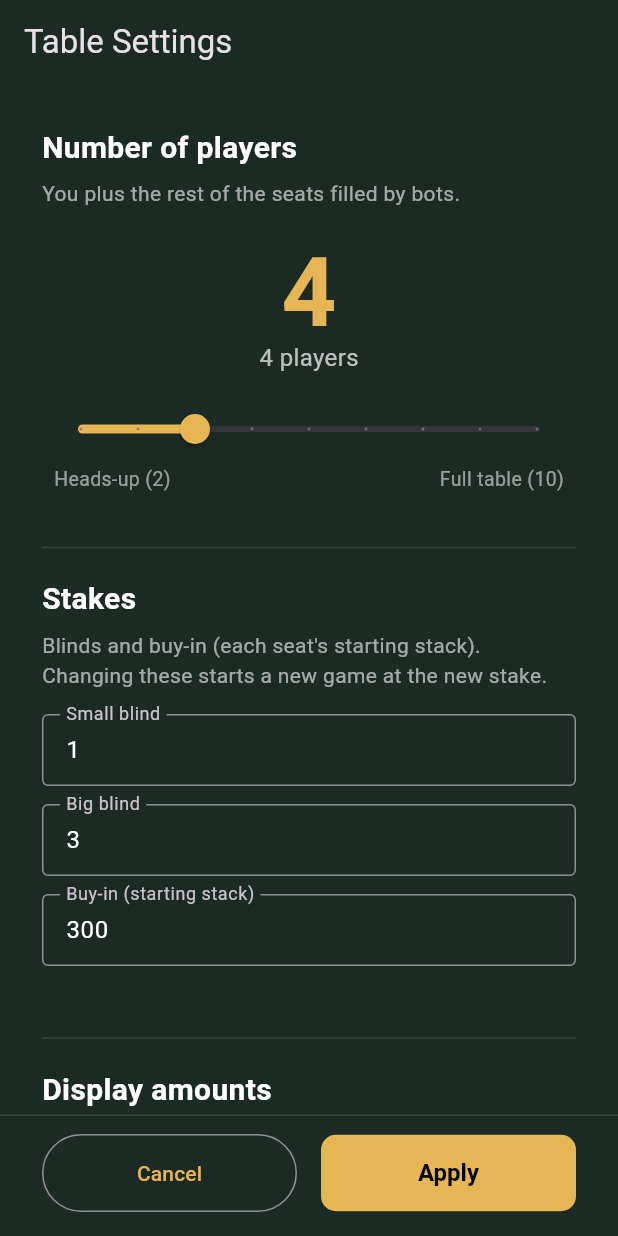
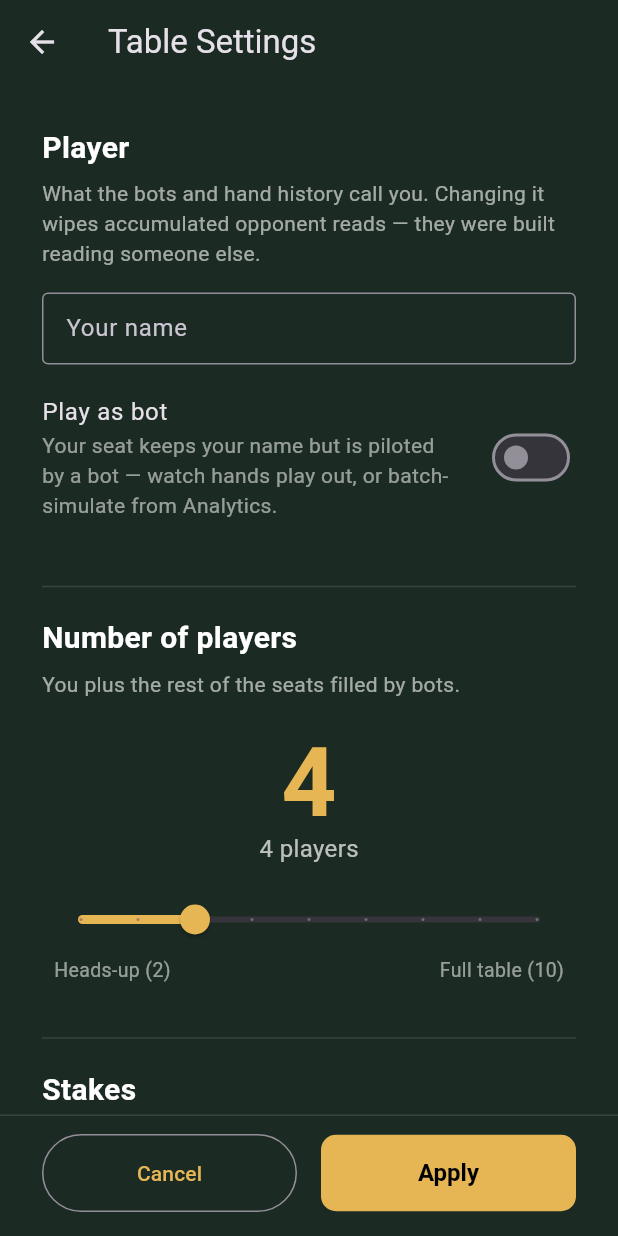
Before and after one commit to hdarby/monte, a Flutter app: the SettingsScreen screen opened directly, on a phone screen of 412 x 824 dp. Run offline on Flutter 3.47's test engine with Material 3 defaults, Android fonts, the phone set to English and light mode, and no system bars; our stand-ins replace flutter_riverpod, shared_preferences; accounts and stored records are empty.

Commit message:
Move player name into Settings; add play-as-bot toggle; consistent back nav
Settings gains a "Player" section: a name field (replacing the old
launch-time dialog) and a "Play as bot" toggle moved up next to it,
next to a "leave and wipe reads on name change" note.

Settings, the tournament lobby, and the career screen now all use the
same explicit back arrow (icon + "Back to home"/"Back" tooltip)
instead of a mix of a disabled leading widget and the platform-default
implied back button.

The lobby also gets its own loading screen for starting a tournament:
pushes the shared TableLoadingView immediately, then builds the field
(real work for an 8,000-entrant event) after that first frame paints,
instead of freezing before showing anything.

Co-Authored-By: Claude Sonnet 5 <noreply@anthropic.com>

```diff
--- a/frontend/lib/features/settings/presentation/settings_screen.dart
+++ b/frontend/lib/features/settings/presentation/settings_screen.dart
@@ -2,11 +2,11 @@ import 'package:flutter/material.dart';
 import 'package:monte/features/eval_history/presentation/eval_history_provider.dart';
 import 'package:flutter/services.dart';
 import 'package:flutter_riverpod/flutter_riverpod.dart';
+import 'package:shared_preferences/shared_preferences.dart';
 
 import 'package:monte/core/domain/ai/bot_spec.dart';
 import 'package:monte/core/domain/ai/decider_factory.dart';
 import 'package:monte/core/di/game_providers.dart';
-import 'package:monte/core/presentation/bot_lineup_editor.dart';
 import 'package:monte/core/theme/app_theme.dart';
 import 'package:monte/features/settings/domain/game_settings.dart';
 import 'package:monte/features/settings/domain/play_pace.dart';
@@ -33,6 +33,8 @@ class _SettingsScreenState extends ConsumerState<SettingsScreen> {
   final _sbController = TextEditingController();
   final _bbController = TextEditingController();
   final _stackController = TextEditingController();
+  final _nameController = TextEditingController();
+  late String _initialName;
 
   @override
   void initState() {
@@ -40,6 +42,12 @@ class _SettingsScreenState extends ConsumerState<SettingsScreen> {
     final settings =
         ref.read(settingsControllerProvider).value ?? const GameSettings();
     _initial = settings;
+    _initialName = ref.read(playerNameProvider);
+    // The placeholder defaults read like a prompt, not a name — start the
+    // field blank rather than showing "Player"/"You" as if it were chosen.
+    _nameController.text = (_initialName == 'Player' || _initialName == 'You')
+        ? ''
+        : _initialName;
     _count = settings.playerCount;
     _showBigBlinds = settings.showBigBlinds;
     _showBehavior = settings.showBehavior;
@@ -63,7 +71,9 @@ class _SettingsScreenState extends ConsumerState<SettingsScreen> {
     final n = _botSeatCount;
     _specs = [
       for (var i = 0; i < n; i++)
-        i < _specs.length ? _specs[i] : const BotSpec(brain: BotType.personality),
+        i < _specs.length
+            ? _specs[i]
+            : const BotSpec(brain: BotType.personality),
     ];
   }
 
@@ -72,6 +82,7 @@ class _SettingsScreenState extends ConsumerState<SettingsScreen> {
     _sbController.dispose();
     _bbController.dispose();
     _stackController.dispose();
+    _nameController.dispose();
     super.dispose();
   }
 
@@ -87,9 +98,17 @@ class _SettingsScreenState extends ConsumerState<SettingsScreen> {
       appBar: AppBar(
         title: const Text('Table Settings'),
         backgroundColor: AppTheme.surface,
-        // No back arrow: changes are a draft until you Cancel or Apply, so we
-        // don't want a back gesture to silently discard a toggle.
+        // The default swipe-back gesture is still off — changes are a draft
+        // until Cancel/Apply, and a gesture shouldn't silently discard a
+        // toggle. The explicit button below is the same "discard and leave"
+        // as Cancel, just reachable the same way every other screen's back
+        // arrow is.
         automaticallyImplyLeading: false,
+        leading: IconButton(
+          tooltip: 'Back to home',
+          icon: const Icon(Icons.arrow_back),
+          onPressed: () => Navigator.of(context).pop(),
+        ),
       ),
       body: Center(
         child: ConstrainedBox(
@@ -104,8 +123,55 @@ class _SettingsScreenState extends ConsumerState<SettingsScreen> {
                     crossAxisAlignment: CrossAxisAlignment.start,
                     children: [
                       const Text(
+                        'Player',
+                        style: TextStyle(
+                          fontSize: 20,
+                          fontWeight: FontWeight.bold,
+                        ),
+                      ),
+                      const SizedBox(height: 6),
+                      const Text(
+                        'What the bots and hand history call you. Changing it '
+                        'wipes accumulated opponent reads — they were built '
+                        'reading someone else.',
+                        style: TextStyle(color: Colors.white60),
+                      ),
+                      const SizedBox(height: 16),
+                      TextField(
+                        controller: _nameController,
+                        textCapitalization: TextCapitalization.words,
+                        decoration: const InputDecoration(
+                          labelText: 'Your name',
+                          hintText: 'e.g. Alex',
+                          isDense: true,
+                          border: OutlineInputBorder(),
+                        ),
+                      ),
+                      const SizedBox(height: 12),
+                      SwitchListTile(
+                        contentPadding: EdgeInsets.zero,
+                        activeThumbColor: AppTheme.gold,
+                        value: _allBots,
+                        onChanged: (v) => setState(() {
+                          _allBots = v;
+                          _resizeSpecs();
+                        }),
+                        title: const Text('Play as bot'),
+                        subtitle: const Text(
+                          'Your seat keeps your name but is piloted by a bot — '
+                          'watch hands play out, or batch-simulate from Analytics.',
+                          style: TextStyle(color: Colors.white54),
+                        ),
+                      ),
+                      const SizedBox(height: 28),
+                      const Divider(color: Colors.white12),
+                      const SizedBox(height: 12),
+                      const Text(
                         'Number of players',
-                  style: TextStyle(fontSize: 20, fontWeight: FontWeight.bold),
+                        style: TextStyle(
+                          fontSize: 20,
+                          fontWeight: FontWeight.bold,
+                        ),
                       ),
                       const SizedBox(height: 6),
                       const Text(
@@ -162,11 +228,17 @@ class _SettingsScreenState extends ConsumerState<SettingsScreen> {
                           children: [
                             Text(
                               'Heads-up (2)',
-                        style: TextStyle(color: Colors.white54, fontSize: 13),
+                              style: TextStyle(
+                                color: Colors.white54,
+                                fontSize: 13,
+                              ),
                             ),
                             Text(
                               'Full table (10)',
-                        style: TextStyle(color: Colors.white54, fontSize: 13),
+                              style: TextStyle(
+                                color: Colors.white54,
+                                fontSize: 13,
+                              ),
                             ),
                           ],
                         ),
@@ -176,7 +248,10 @@ class _SettingsScreenState extends ConsumerState<SettingsScreen> {
                       const SizedBox(height: 12),
                       const Text(
                         'Stakes',
-                  style: TextStyle(fontSize: 20, fontWeight: FontWeight.bold),
+                        style: TextStyle(
+                          fontSize: 20,
+                          fontWeight: FontWeight.bold,
+                        ),
                       ),
                       const SizedBox(height: 6),
                       const Text(
@@ -193,7 +268,10 @@ class _SettingsScreenState extends ConsumerState<SettingsScreen> {
                       const SizedBox(height: 12),
                       const Text(
                         'Display amounts',
-                  style: TextStyle(fontSize: 20, fontWeight: FontWeight.bold),
+                        style: TextStyle(
+                          fontSize: 20,
+                          fontWeight: FontWeight.bold,
+                        ),
                       ),
                       const SizedBox(height: 6),
                       SwitchListTile(
@@ -228,7 +306,10 @@ class _SettingsScreenState extends ConsumerState<SettingsScreen> {
                       const SizedBox(height: 12),
                       const Text(
                         'Pace of play',
-                  style: TextStyle(fontSize: 20, fontWeight: FontWeight.bold),
+                        style: TextStyle(
+                          fontSize: 20,
+                          fontWeight: FontWeight.bold,
+                        ),
                       ),
                       const SizedBox(height: 6),
                       const Text(
@@ -270,52 +351,11 @@ class _SettingsScreenState extends ConsumerState<SettingsScreen> {
                       const Divider(color: Colors.white12),
                       const SizedBox(height: 12),
                       const Text(
-                  'Bots',
-                  style: TextStyle(fontSize: 20, fontWeight: FontWeight.bold),
+                        'Opponent reads',
+                        style: TextStyle(
+                          fontSize: 20,
+                          fontWeight: FontWeight.bold,
                         ),
-                const SizedBox(height: 6),
-                const Text(
-                  'Set each opponent: a named Pro, or a custom Brain + '
-                  'Personality.',
-                  style: TextStyle(color: Colors.white60),
-                ),
-                const SizedBox(height: 16),
-                BotLineupEditor(
-                  seatNames: [
-                    for (var i = 0; i < _specs.length; i++) 'Bot ${i + 1}',
-                  ],
-                  specs: _specs,
-                  onChanged: (s) => setState(() => _specs = s),
-                ),
-                const SizedBox(height: 20),
-                const Divider(color: Colors.white12),
-                const SizedBox(height: 12),
-                const Text(
-                  'Evaluation',
-                  style: TextStyle(fontSize: 20, fontWeight: FontWeight.bold),
-                ),
-                const SizedBox(height: 6),
-                SwitchListTile(
-                  contentPadding: EdgeInsets.zero,
-                  activeThumbColor: AppTheme.gold,
-                  value: _allBots,
-                  onChanged: (v) => setState(() {
-                    _allBots = v;
-                    _resizeSpecs();
-                  }),
-                  title: const Text('All bots (no human)'),
-                  subtitle: const Text(
-                    'Every seat is a bot. Watch hands play out, or batch-'
-                    'simulate from Analytics, then mine the recorded histories.',
-                    style: TextStyle(color: Colors.white54),
-                  ),
-                ),
-                const SizedBox(height: 8),
-                const Divider(color: Colors.white12),
-                const SizedBox(height: 12),
-                const Text(
-                  'Opponent reads',
-                  style: TextStyle(fontSize: 20, fontWeight: FontWeight.bold),
                       ),
                       const SizedBox(height: 6),
                       _clearReads(context),
@@ -330,7 +370,6 @@ class _SettingsScreenState extends ConsumerState<SettingsScreen> {
       ),
     );
   }
-
 
   /// Clears every persisted opponent read.
   ///
@@ -419,9 +458,9 @@ class _SettingsScreenState extends ConsumerState<SettingsScreen> {
     if (ok != true) return;
     await ref.read(tournamentResultStoreProvider).wipe();
     if (!context.mounted) return;
-    ScaffoldMessenger.of(context).showSnackBar(
-      const SnackBar(content: Text('Career results cleared')),
-    );
+    ScaffoldMessenger.of(
+      context,
+    ).showSnackBar(const SnackBar(content: Text('Career results cleared')));
   }
 
   Future<void> _confirmClearReads(BuildContext context) async {
@@ -454,9 +493,9 @@ class _SettingsScreenState extends ConsumerState<SettingsScreen> {
     if (ok != true) return;
     await ref.read(opponentStatsServiceProvider)?.wipe();
     if (!context.mounted) return;
-    ScaffoldMessenger.of(context).showSnackBar(
-      const SnackBar(content: Text('Opponent reads cleared')),
-    );
+    ScaffoldMessenger.of(
+      context,
+    ).showSnackBar(const SnackBar(content: Text('Opponent reads cleared')));
   }
 
   /// A short descriptor of what a pace step means for the player.
@@ -483,6 +522,18 @@ class _SettingsScreenState extends ConsumerState<SettingsScreen> {
       ),
     ),
   );
+
+  /// Persists a changed player name and wipes accumulated opponent reads —
+  /// they were built reading whoever played under the old name. A no-op if
+  /// the name field wasn't touched (or was left blank).
+  Future<void> _applyNameChange() async {
+    final name = _nameController.text.trim();
+    if (name.isEmpty || name == _initialName) return;
+    await ref.read(opponentStatsServiceProvider)?.wipe();
+    ref.read(playerNameProvider.notifier).set(name);
+    final prefs = await SharedPreferences.getInstance();
+    await prefs.setString('player_name', name);
+  }
 
   /// A pinned footer so Cancel/Apply are always visible — the settings list can
   /// scroll behind it, but the actions never disappear below the fold.
@@ -511,7 +562,7 @@ class _SettingsScreenState extends ConsumerState<SettingsScreen> {
               foregroundColor: Colors.black,
               padding: const EdgeInsets.symmetric(vertical: 16),
             ),
-            onPressed: () {
+            onPressed: () async {
               // Blank/invalid entries keep the loaded value; then coerce into a
               // coherent stake (bb ≥ 1, sb ≤ bb, buy-in ≥ bb).
               final stake = GameSettings.sanitizeStake(
@@ -519,7 +570,9 @@ class _SettingsScreenState extends ConsumerState<SettingsScreen> {
                 int.tryParse(_bbController.text) ?? _initial.bigBlind,
                 int.tryParse(_stackController.text) ?? _initial.startingStack,
               );
-              ref.read(settingsControllerProvider.notifier).save(
+              ref
+                  .read(settingsControllerProvider.notifier)
+                  .save(
                     GameSettings(
                       playerCount: _count,
                       showBigBlinds: _showBigBlinds,
@@ -537,7 +590,8 @@ class _SettingsScreenState extends ConsumerState<SettingsScreen> {
                       animateCardDeal: _animateCardDeal,
                     ),
                   );
-              Navigator.pop(context);
+              await _applyNameChange();
+              if (context.mounted) Navigator.pop(context);
             },
             child: const Text('Apply'),
           ),
```
Also changed, not shown: frontend/lib/features/tournament/presentation/career_screen.dart (+8 -1 lines), frontend/lib/features/tournament/presentation/lobby_screen.dart (+81 -9 lines). Lines whose indentation alone changed are shown as unchanged.
